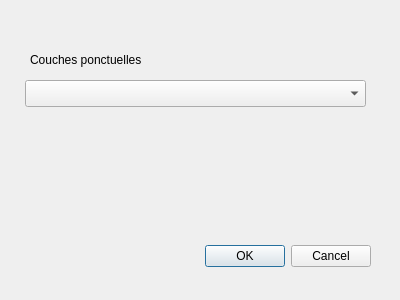
The window that extension_de_nolvides_dialog_base.ui (nolvidesmandomboy/Mon_Extension_QGIS) describes before a commit, drawn with Qt 5.
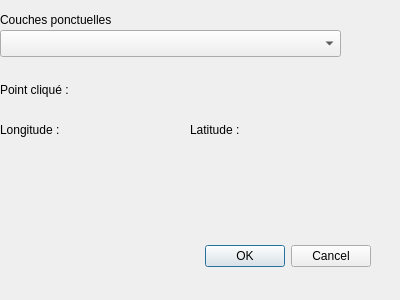
The same window after the commit.

Commit message: Affichage intéractif des coordonnées après clique avec la souris

```diff
--- a/extension_de_nolvides_dialog_base.ui
+++ b/extension_de_nolvides_dialog_base.ui
@@ -32,8 +32,8 @@
   <widget class="QComboBox" name="comboBox">
    <property name="geometry">
     <rect>
-     <x>25</x>
-     <y>80</y>
+     <x>0</x>
+     <y>30</y>
      <width>341</width>
      <height>27</height>
     </rect>
@@ -42,8 +42,8 @@
   <widget class="QLabel" name="label">
    <property name="geometry">
     <rect>
-     <x>30</x>
-     <y>50</y>
+     <x>0</x>
+     <y>10</y>
      <width>141</width>
      <height>19</height>
     </rect>
@@ -52,6 +52,45 @@
     <string>Couches ponctuelles </string>
    </property>
   </widget>
+  <widget class="QLabel" name="label_2">
+   <property name="geometry">
+    <rect>
+     <x>0</x>
+     <y>80</y>
+     <width>111</width>
+     <height>19</height>
+    </rect>
+   </property>
+   <property name="text">
+    <string>Point cliqué :</string>
+   </property>
+  </widget>
+  <widget class="QLabel" name="label_3">
+   <property name="geometry">
+    <rect>
+     <x>0</x>
+     <y>120</y>
+     <width>181</width>
+     <height>19</height>
+    </rect>
+   </property>
+   <property name="text">
+    <string>Longitude :</string>
+   </property>
+  </widget>
+  <widget class="QLabel" name="label_4">
+   <property name="geometry">
+    <rect>
+     <x>190</x>
+     <y>120</y>
+     <width>201</width>
+     <height>19</height>
+    </rect>
+   </property>
+   <property name="text">
+    <string>Latitude :</string>
+   </property>
+  </widget>
  </widget>
  <resources/>
  <connections>
```
The commit also changes 2 other files.
